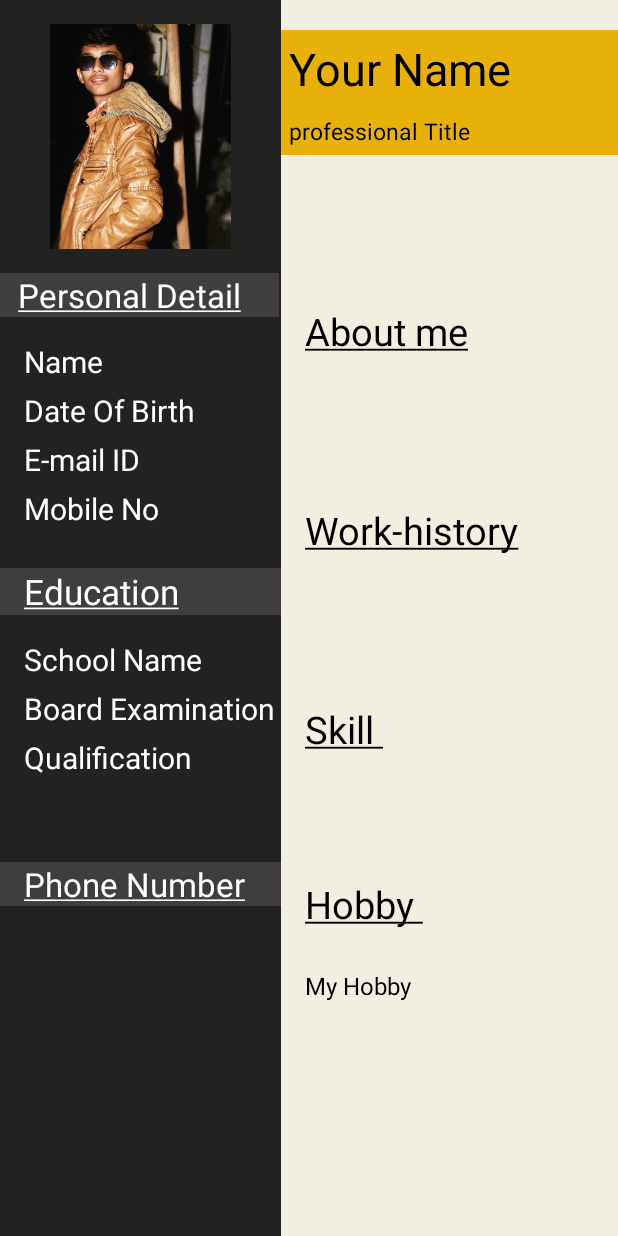
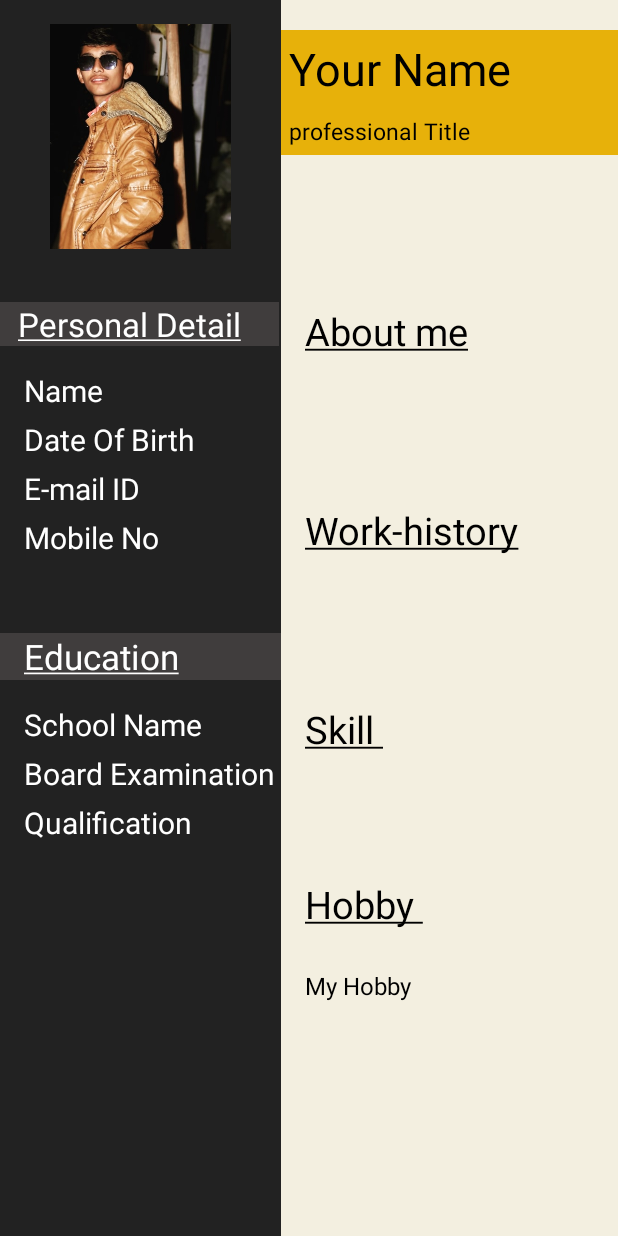
Before and after one commit to Darshan26B/Project, an Android app: the layout activity_layout1.xml on its own in the app's theme, with its tools: preview values and no code run, on a phone screen of 412 x 824 dp. Run offline under Robolectric (Android 15) with nearby library versions, the phone set to English and light mode, and no system bars.

Commit message:
Commit to Commit

```diff
--- a/app/src/main/res/layout/activity_layout1.xml
+++ b/app/src/main/res/layout/activity_layout1.xml
@@ -27,7 +27,7 @@
             <TextView
                 android:layout_width="match_parent"
                 android:layout_height="wrap_content"
-                android:layout_marginTop="16dp"
+                android:layout_marginTop="35dp"
                 android:paddingLeft="12dp"
                 android:layout_marginRight="1dp"
                 android:text="@string/app_name"
@@ -46,6 +46,7 @@
                 android:textSize="20dp" />
 
             <TextView
+                android:id="@+id/DOB"
                 android:layout_width="wrap_content"
                 android:layout_height="wrap_content"
                 android:layout_marginTop="5dp"
@@ -55,6 +56,7 @@
                 android:textSize="20dp" />
 
             <TextView
+                android:id="@+id/Id"
                 android:layout_width="wrap_content"
                 android:layout_height="wrap_content"
                 android:layout_marginTop="5dp"
@@ -64,6 +66,7 @@
                 android:textSize="20dp" />
 
             <TextView
+                android:id="@+id/Mobile"
                 android:layout_width="wrap_content"
                 android:layout_height="wrap_content"
                 android:layout_marginTop="5dp"
@@ -75,7 +78,7 @@
             <TextView
                 android:layout_width="match_parent"
                 android:layout_height="wrap_content"
-                android:layout_marginTop="26dp"
+                android:layout_marginTop="50dp"
                 android:paddingLeft="16dp"
                 android:background="#CE474444"
                 android:text="@string/app_name1"
@@ -83,6 +86,7 @@
                 android:textSize="23dp" />
 
             <TextView
+                android:id="@+id/sch"
                 android:layout_width="wrap_content"
                 android:layout_height="wrap_content"
                 android:layout_marginTop="16dp"
@@ -92,6 +96,7 @@
                 android:textSize="20dp" />
 
             <TextView
+                android:id="@+id/Board"
                 android:layout_width="wrap_content"
                 android:layout_height="wrap_content"
                 android:layout_marginTop="5dp"
@@ -101,6 +106,7 @@
                 android:textSize="20dp" />
 
             <TextView
+                android:id="@+id/Qualification"
                 android:layout_width="wrap_content"
                 android:layout_height="wrap_content"
                 android:layout_marginTop="5dp"
@@ -108,15 +114,7 @@
                 android:text="Qualification"
                 android:textColor="@color/text_color"
                 android:textSize="20dp" />
-            <TextView
-                android:layout_width="match_parent"
-                android:layout_height="wrap_content"
-                android:text="@string/app_name2"
-                android:textColor="@color/text_color"
-                android:textSize="22dp"
-                android:paddingLeft="16dp"
-                android:background="#CE474444"
-                android:layout_marginTop="56dp"/>
+
 
 
 
@@ -130,6 +128,7 @@
             android:orientation="vertical">
 
             <TextView
+                android:id="@+id/Your_Name"
                 android:layout_width="match_parent"
                 android:layout_height="wrap_content"
                 android:text="Your Name"
@@ -140,6 +139,7 @@
                 android:layout_marginTop="20dp"
                 android:textColor="@color/black" />
             <TextView
+                android:id="@+id/P_Title"
                 android:layout_width="match_parent"
                 android:layout_height="wrap_content"
                 android:text="professional Title"
@@ -148,6 +148,7 @@
                 android:textSize="15dp"
                 android:textColor="@color/black" />
             <TextView
+                android:id="@+id/About"
                 android:layout_width="match_parent"
                 android:layout_height="wrap_content"
                 android:layout_marginTop="100dp"
@@ -157,6 +158,7 @@
                 android:textSize="25dp" />
 
             <TextView
+                android:id="@+id/A_me"
                 android:layout_width="match_parent"
                 android:layout_height="50dp"
                 android:layout_marginTop="16dp"
@@ -164,6 +166,7 @@
                 android:background="@null"
                 android:textSize="20dp" />
             <TextView
+                android:id="@+id/Work"
                 android:layout_width="match_parent"
                 android:layout_height="wrap_content"
                 android:layout_marginTop="16dp"
@@ -173,15 +176,15 @@
                 android:textSize="25dp" />
 
             <TextView
+                android:id="@+id/Work_h"
                 android:layout_width="match_parent"
                 android:layout_height="50dp"
                 android:layout_marginTop="16dp"
                 android:layout_margin="16dp"
                 android:background="@null"
-
-
                 android:textSize="20dp" />
             <TextView
+                android:id="@+id/Skill"
                 android:layout_width="match_parent"
                 android:layout_height="wrap_content"
                 android:layout_marginTop="16dp"
@@ -190,8 +193,8 @@
                 android:textColor="@color/black"
                 android:textSize="25dp" />
 
-
             <TextView
+                android:id="@+id/Skill_E"
                 android:layout_width="match_parent"
                 android:layout_height="50dp"
                 android:layout_margin="16dp"
@@ -200,6 +203,7 @@
                 android:textSize="20dp" />
 
             <TextView
+                android:id="@+id/Hobby"
                 android:layout_width="match_parent"
                 android:layout_height="wrap_content"
                 android:paddingLeft="16dp"
@@ -207,6 +211,7 @@
                 android:textColor="@color/black"
                 android:textSize="25dp" />
             <TextView
+                android:id="@+id/My_Hobby"
                 android:layout_width="match_parent"
                 android:layout_height="wrap_content"
                 android:padding="16dp"
```
Also changed, not shown: app/src/main/java/com/ca/project/Layout1.java (+63 -0 lines).
